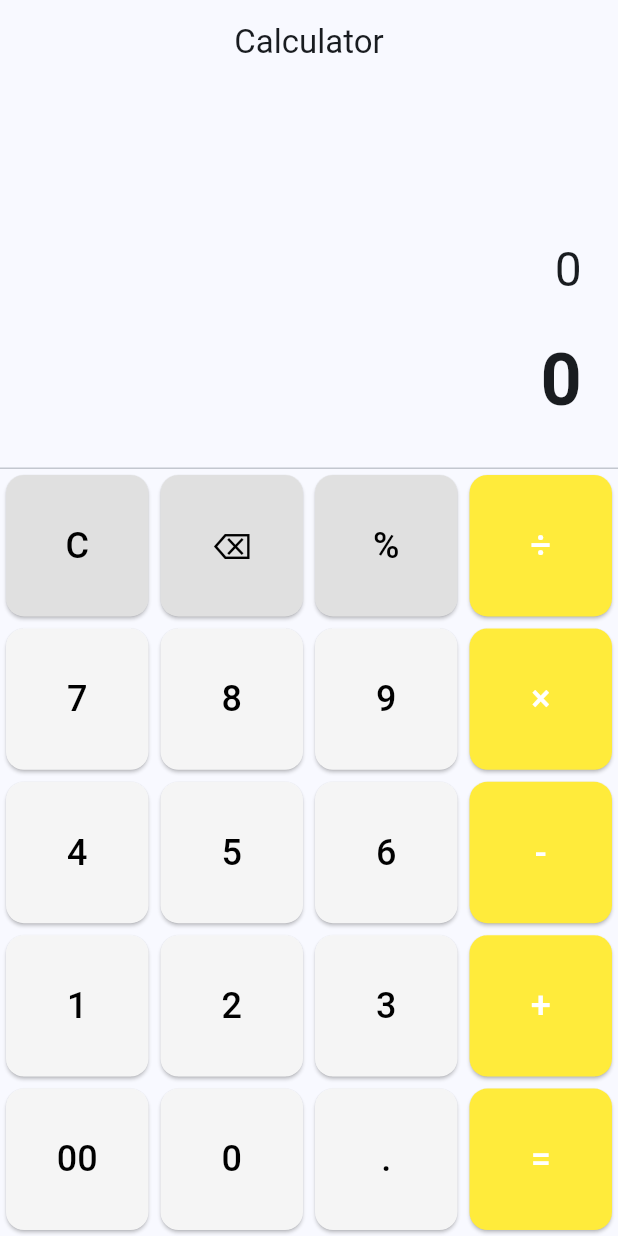
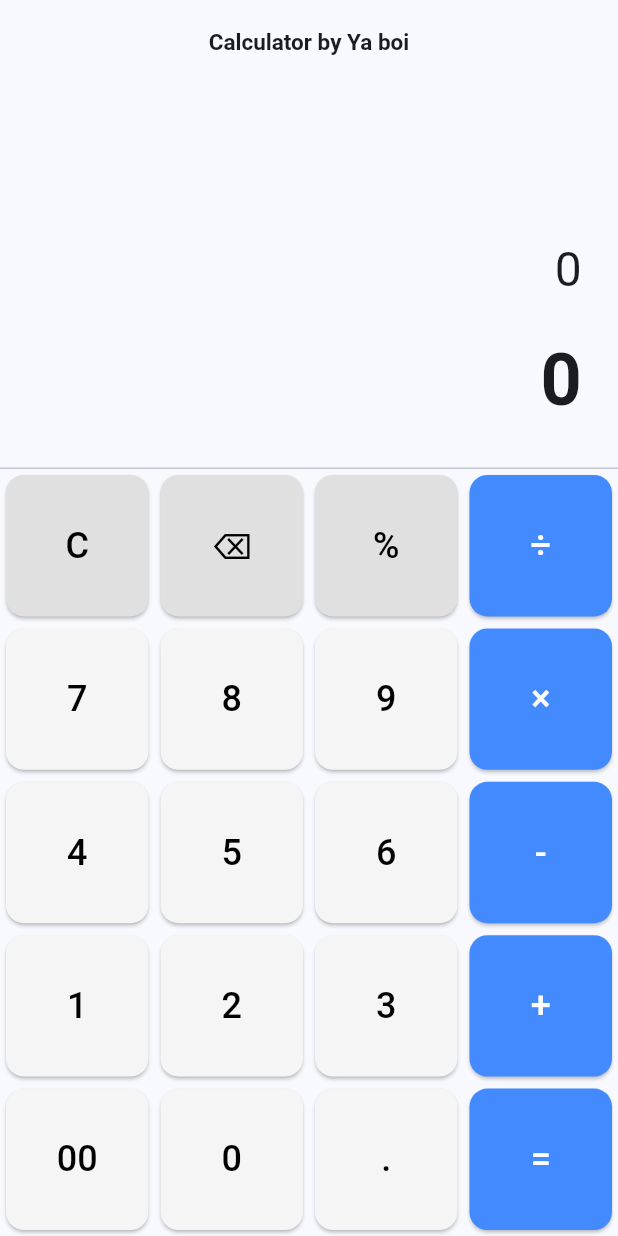
Before and after one commit to kmuzaki/flutterSimplyCalculator, a Flutter app: the screen it shows after launch, on a phone screen of 412 x 824 dp. Run offline on Flutter 3.47's test engine with Material 3 defaults, Android fonts, the phone set to English and light mode, and no system bars; our stand-ins replace math_expressions.

Commit message:
seperateButtonGrid

```diff
--- /dev/null
+++ b/lib/buttonGrid.dart
@@ -0,0 +1,35 @@
+import 'package:flutter/material.dart';
+import 'calcButton.dart';
+
+class ButtonGrid extends StatelessWidget {
+  final List<List<String>> buttons;
+  final void Function(String) onButtonPressed;
+
+  const ButtonGrid({
+    super.key,
+    required this.buttons,
+    required this.onButtonPressed,
+  });
+
+  @override
+  Widget build(BuildContext context) {
+    return Column(
+      children: buttons.map((row) {
+        return Expanded(
+          child: Row(
+            crossAxisAlignment: CrossAxisAlignment.stretch,
+            children: row.map((buttonText) {
+              return Expanded(
+                child: CalcButton(
+                  text: buttonText,
+                  onPressed: () => onButtonPressed(buttonText),
+                  backgroundColor: Colors.grey,
+                ),
+              );
+            }).toList(),
+          ),
+        );
+      }).toList(),
+    );
+  }
+}
--- a/lib/calcButton.dart
+++ b/lib/calcButton.dart
@@ -13,27 +13,6 @@ class CalcButton extends StatelessWidget {
   });
 
   @override
-  // Widget build(BuildContext context) {
-  //   return Padding(
-  //     padding: const EdgeInsets.all(4.0),
-  //     child: ElevatedButton(
-  //       onPressed: onPressed,
-  //       style: ElevatedButton.styleFrom(
-  //         backgroundColor: backgroundColor,
-  //         shape: const CircleBorder(),
-  //         padding: const EdgeInsets.all(16),
-  //       ),
-  //       child: Text(
-  //         text,
-  //         style: TextStyle(
-  //           fontSize: 24,
-  //           color: textColor,
-  //         ),
-  //       ),
-  //     ),
-  //   );
-  // }
-
   Widget build(BuildContext context) {
     bool isOperator = ['÷', '×', '-', '+', '='].contains(text);
     bool isSpecial = ['C', '⌫', '%'].contains(text);
@@ -47,7 +26,7 @@ class CalcButton extends StatelessWidget {
             borderRadius: BorderRadius.circular(12),
           ),
           backgroundColor: isOperator
-              ? Colors.yellow
+              ? Colors.blueAccent
               : isSpecial
                   ? Colors.grey[300]
                   : Colors.grey[100],
--- a/lib/calcScreen.dart
+++ b/lib/calcScreen.dart
@@ -1,6 +1,7 @@
 import 'package:flutter/material.dart';
 import 'package:math_expressions/math_expressions.dart';
-import 'calcButton.dart';
+// import 'calcButton.dart';
+import 'buttonGrid.dart';
 
 class CalculatorScreen extends StatefulWidget {
   const CalculatorScreen({super.key});
@@ -62,7 +63,7 @@ class _CalculatorScreenState extends State<CalculatorScreen> {
   Widget build(BuildContext context) {
     return Scaffold(
       appBar: AppBar(
-        title: const Text('Calculator'),
+        title: const Text('Calculator by Ya boi', style: TextStyle(fontWeight: FontWeight.bold, fontSize: 15)),
         centerTitle: true,
       ),
       body: Column(
@@ -107,41 +108,50 @@ class _CalculatorScreenState extends State<CalculatorScreen> {
           // Button grid
           Expanded(
             flex: 4,
-            child: _buildButtonGrid(),
+            child: ButtonGrid(
+              buttons: [
+                ['C', '⌫', '%', '÷'],
+                ['7', '8', '9', '×'],
+                ['4', '5', '6', '-'],
+                ['1', '2', '3', '+'],
+                ['00', '0', '.', '='],
+              ],
+              onButtonPressed: _onButtonPressed,
+            ),
           ),
         ],
       ),
     );
   }
 
-  Widget _buildButtonGrid() {
-    final buttons = [
-      ['C', '⌫', '%', '÷'],
-      ['7', '8', '9', '×'],
-      ['4', '5', '6', '-'],
-      ['1', '2', '3', '+'],
-      ['00', '0', '.', '='],
-    ];
+  // Widget _buildButtonGrid() {
+  //   final buttons = [
+  //     ['C', '⌫', '%', '÷'],
+  //     ['7', '8', '9', '×'],
+  //     ['4', '5', '6', '-'],
+  //     ['1', '2', '3', '+'],
+  //     ['00', '0', '.', '='],
+  //   ];
 
-    return Column(
-      children: buttons.map((row) {
-        return Expanded(
-          child: Row(
-            crossAxisAlignment: CrossAxisAlignment.stretch,
-            children: row.map((buttonText) {
-              return Expanded(
-                child: CalcButton(
-                  text: buttonText,
-                  onPressed: () => _onButtonPressed(buttonText),
-                  backgroundColor: Colors.grey,
-                ),
-              );
-            }).toList(),
-          ),
-        );
-      }).toList(),
-    );
-  }
+  //   return Column(
+  //     children: buttons.map((row) {
+  //       return Expanded(
+  //         child: Row(
+  //           crossAxisAlignment: CrossAxisAlignment.stretch,
+  //           children: row.map((buttonText) {
+  //             return Expanded(
+  //               child: CalcButton(
+  //                 text: buttonText,
+  //                 onPressed: () => _onButtonPressed(buttonText),
+  //                 backgroundColor: Colors.grey,
+  //               ),
+  //             );
+  //           }).toList(),
+  //         ),
+  //       );
+  //     }).toList(),
+  //   );
+  // }
 
   // Widget _buildButton(String text) {
   //   // Determine button type for styling (adjust colors later)
```
